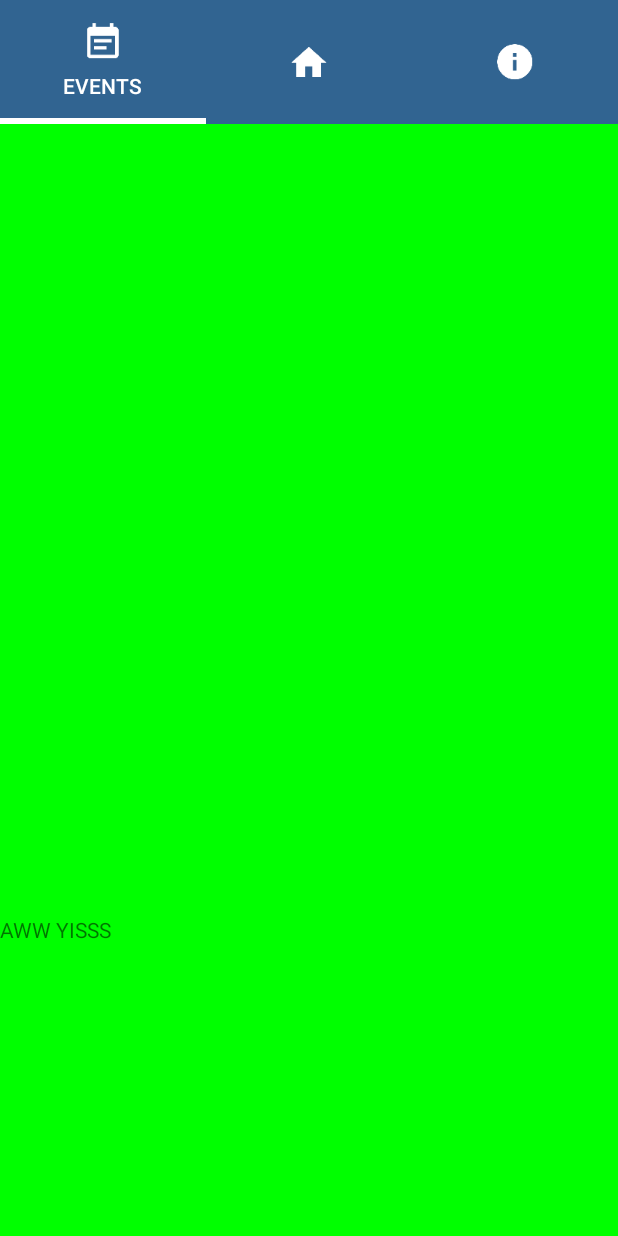
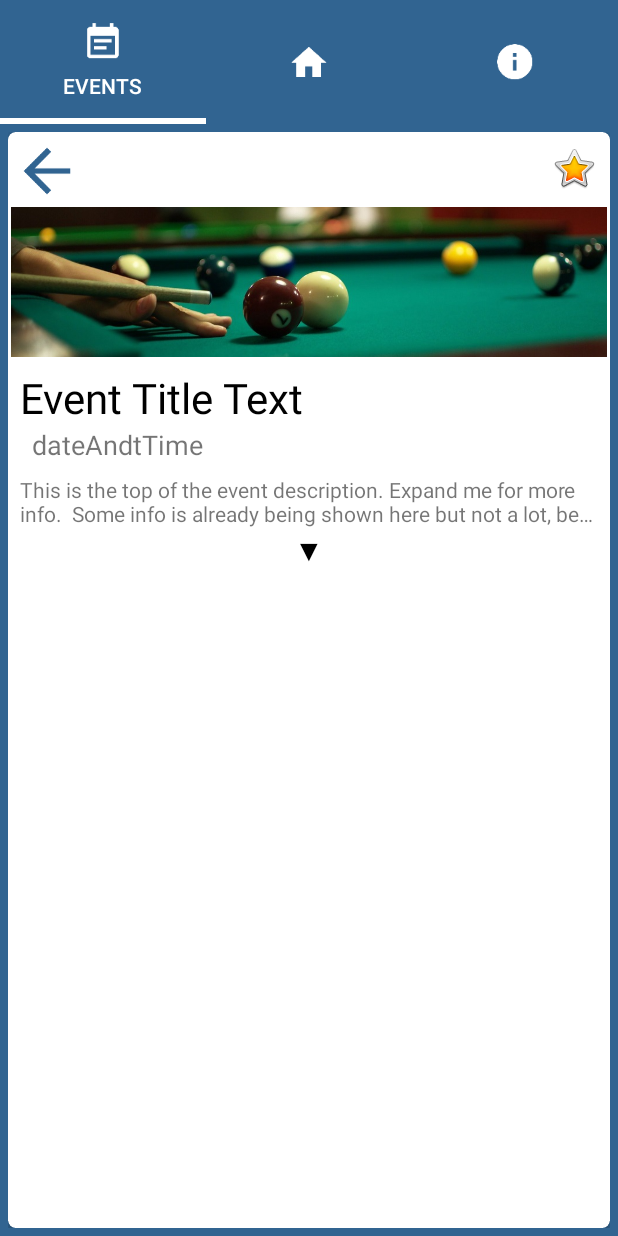
Before and after one commit to wesmartin17/SEG3125-Project, an Android app: the screen it shows after launch (MainActivity), after a tap on "VIEW EVENT", on a phone screen of 412 x 824 dp. Run offline under Robolectric (Android 15) with nearby library versions, the light colour scheme and no system bars.

Commit message:
someone else finish this page

```diff
--- a/app/src/main/java/io/github/wesmartin17/cssa_app_seg3125/FragmentViewEvent.java
+++ b/app/src/main/java/io/github/wesmartin17/cssa_app_seg3125/FragmentViewEvent.java
@@ -6,6 +6,7 @@ import android.support.v4.app.Fragment;
 import android.view.LayoutInflater;
 import android.view.View;
 import android.view.ViewGroup;
+import android.widget.TextView;
 
 
 /**
@@ -23,7 +24,18 @@ public class FragmentViewEvent extends Fragment {
     public View onCreateView(LayoutInflater inflater, ViewGroup container,
                              Bundle savedInstanceState) {
         // Inflate the layout for this fragment
-        return inflater.inflate(R.layout.fragment_view_event, container, false);
+        View view = inflater.inflate(R.layout.fragment_view_event, container, false);
+        final TextView descriptionText = (TextView) view.findViewById(R.id.detail_description_content);
+        final TextView showAll = (TextView) view.findViewById(R.id.detail_read_all);
+        showAll.setOnClickListener(new View.OnClickListener() {
+            @Override
+            public void onClick(View v) {
+                showAll.setVisibility(View.INVISIBLE);
+
+                descriptionText.setMaxLines(Integer.MAX_VALUE);
+            }
+        });
+        return view;
     }
 
 }
--- a/app/src/main/res/layout/activity_main.xml
+++ b/app/src/main/res/layout/activity_main.xml
@@ -41,6 +41,7 @@
         android:id="@+id/viewPager"
         android:layout_width="match_parent"
         android:layout_height="match_parent"
-        android:layout_weight="1"></android.support.v4.view.ViewPager>
+        android:layout_weight="1"
+        android:overScrollMode="never"></android.support.v4.view.ViewPager>
 
 </LinearLayout>
--- a/app/src/main/res/layout/fragment_view_event.xml
+++ b/app/src/main/res/layout/fragment_view_event.xml
@@ -1,15 +1,125 @@
 <FrameLayout xmlns:android="http://schemas.android.com/apk/res/android"
+    xmlns:app="http://schemas.android.com/apk/res-auto"
     xmlns:tools="http://schemas.android.com/tools"
     android:layout_width="match_parent"
     android:layout_height="match_parent"
-    android:background="#00FF00"
+    android:background="@color/colorPrimary"
+    android:padding="5dp"
     tools:context="io.github.wesmartin17.cssa_app_seg3125.FragmentViewEvent">
 
     <!-- TODO: Update blank fragment layout -->
-    <TextView
+
+    <android.support.v7.widget.CardView
         android:layout_width="match_parent"
-        android:layout_height="214dp"
-        android:layout_gravity="bottom"
-        android:text="AWW YISSS" />
+        android:layout_height="match_parent"
+        app:cardCornerRadius="5dp" >
 
+        <android.support.constraint.ConstraintLayout
+            android:layout_width="match_parent"
+            android:layout_height="match_parent">
+
+            <TextView
+                android:id="@+id/textView2"
+                android:layout_width="wrap_content"
+                android:layout_height="wrap_content"
+                android:layout_marginLeft="8dp"
+                android:layout_marginTop="0dp"
+                android:text="dateAndtTime"
+                android:textSize="18sp"
+                app:layout_constraintLeft_toLeftOf="@+id/textView"
+                app:layout_constraintTop_toBottomOf="@+id/textView" />
+
+            <ImageButton
+                android:id="@+id/imageButton2"
+                android:layout_width="32dp"
+                android:layout_height="32dp"
+                android:layout_marginRight="8dp"
+                android:layout_marginTop="8dp"
+                android:background="#FFFFFF"
+                app:layout_constraintRight_toRightOf="parent"
+                app:layout_constraintTop_toTopOf="parent"
+                app:srcCompat="@android:drawable/btn_star_big_on"
+                android:layout_marginEnd="8dp" />
+
+            <TextView
+                android:id="@+id/textView"
+                android:layout_width="wrap_content"
+                android:layout_height="wrap_content"
+                android:layout_marginLeft="8dp"
+                android:layout_marginTop="8dp"
+                android:maxLines="2"
+                android:text="Event Title Text"
+                android:textColor="#000000"
+                android:textSize="28sp"
+                app:layout_constraintLeft_toLeftOf="parent"
+                app:layout_constraintTop_toBottomOf="@+id/imageView2"
+                android:layout_marginStart="8dp" />
+
+            <ImageButton
+                android:id="@+id/imageButton"
+                android:layout_width="32dp"
+                android:layout_height="32dp"
+                android:layout_marginLeft="10dp"
+                android:layout_marginTop="10dp"
+                android:background="#FFFFFF"
+                android:scaleType="fitXY"
+                app:layout_constraintLeft_toLeftOf="parent"
+                app:layout_constraintTop_toTopOf="parent"
+                app:srcCompat="@drawable/ic_arrow_back"
+                android:layout_marginStart="10dp" />
+
+            <ImageView
+                android:id="@+id/imageView2"
+                android:layout_width="0dp"
+                android:layout_height="100dp"
+                android:layout_marginLeft="2dp"
+                android:layout_marginTop="8dp"
+                android:scaleType="centerCrop"
+                app:layout_constraintLeft_toLeftOf="parent"
+                app:layout_constraintTop_toBottomOf="@+id/imageButton"
+                app:srcCompat="@drawable/billiards"
+                android:layout_marginRight="2dp"
+                app:layout_constraintRight_toRightOf="parent"
+                app:layout_constraintHorizontal_bias="0.0" />
+
+            <ScrollView xmlns:android="http://schemas.android.com/apk/res/android"
+                android:layout_width="0dp"
+                android:layout_height="0dp"
+                android:layout_marginBottom="8dp"
+                android:layout_marginLeft="8dp"
+                android:layout_marginRight="8dp"
+                app:layout_constraintBottom_toBottomOf="parent"
+                app:layout_constraintLeft_toLeftOf="parent"
+                app:layout_constraintRight_toRightOf="parent"
+                app:layout_constraintHorizontal_bias="0.0"
+                android:layout_marginTop="8dp"
+                app:layout_constraintTop_toBottomOf="@+id/textView2">
+
+                <LinearLayout
+                    android:id="@+id/detail_description_container"
+                    android:layout_width="match_parent"
+                    android:layout_height="wrap_content"
+                    android:orientation="vertical">
+
+                    <TextView
+                        android:id="@+id/detail_description_content"
+                        android:layout_width="match_parent"
+                        android:layout_height="wrap_content"
+                        android:ellipsize="end"
+                        android:maxLines="2"
+                        android:text="This is the top of the event description. Expand me for more info.  Some info is already being shown here but not a lot, because more can be shown if you press more..... why dont u try that lol" />
+
+                    <TextView
+                        android:id="@+id/detail_read_all"
+                        android:layout_width="match_parent"
+                        android:layout_height="wrap_content"
+                        android:clickable="true"
+                        android:gravity="center_horizontal"
+                        android:text="▼"
+                        android:textColor="#000000"
+                        android:textSize="20sp" />
+                </LinearLayout>
+            </ScrollView>
+        </android.support.constraint.ConstraintLayout>
+    </android.support.v7.widget.CardView>
 </FrameLayout>
```
Also changed, not shown: app/src/main/res/drawable-hdpi/ic_arrow_back.png (added), app/src/main/res/drawable-mdpi/ic_arrow_back.png (added), app/src/main/res/drawable-xhdpi/ic_arrow_back.png (added), app/src/main/res/drawable-xxhdpi/ic_arrow_back.png (added), app/src/main/res/drawable-xxxhdpi/ic_arrow_back.png (added).
